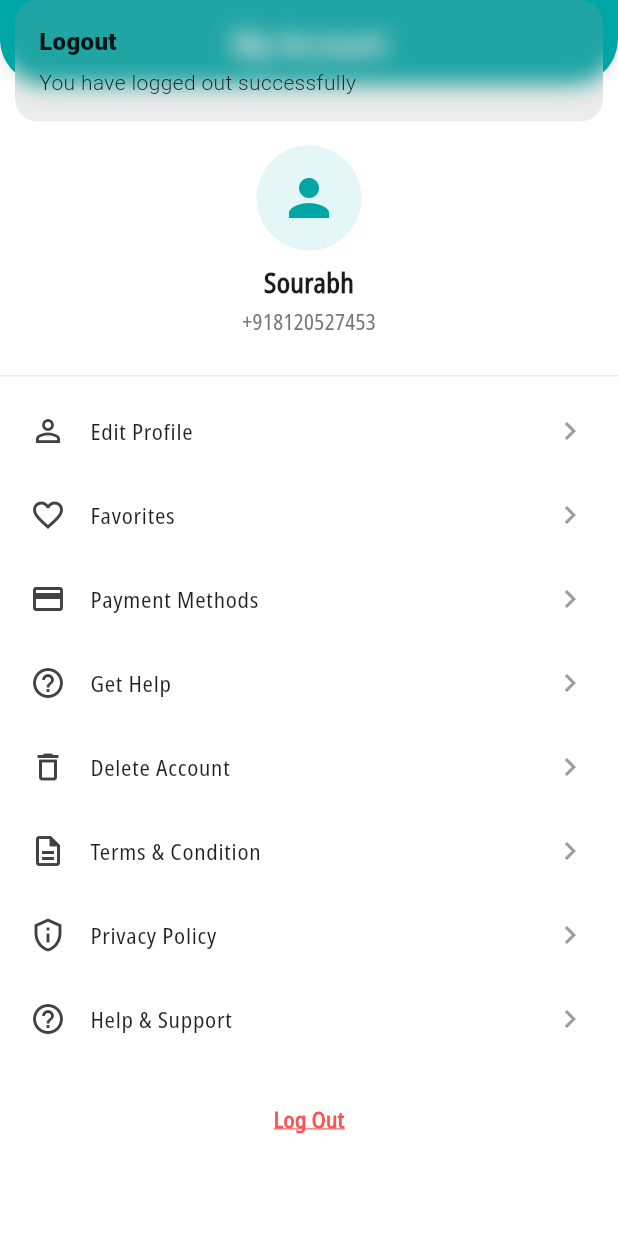
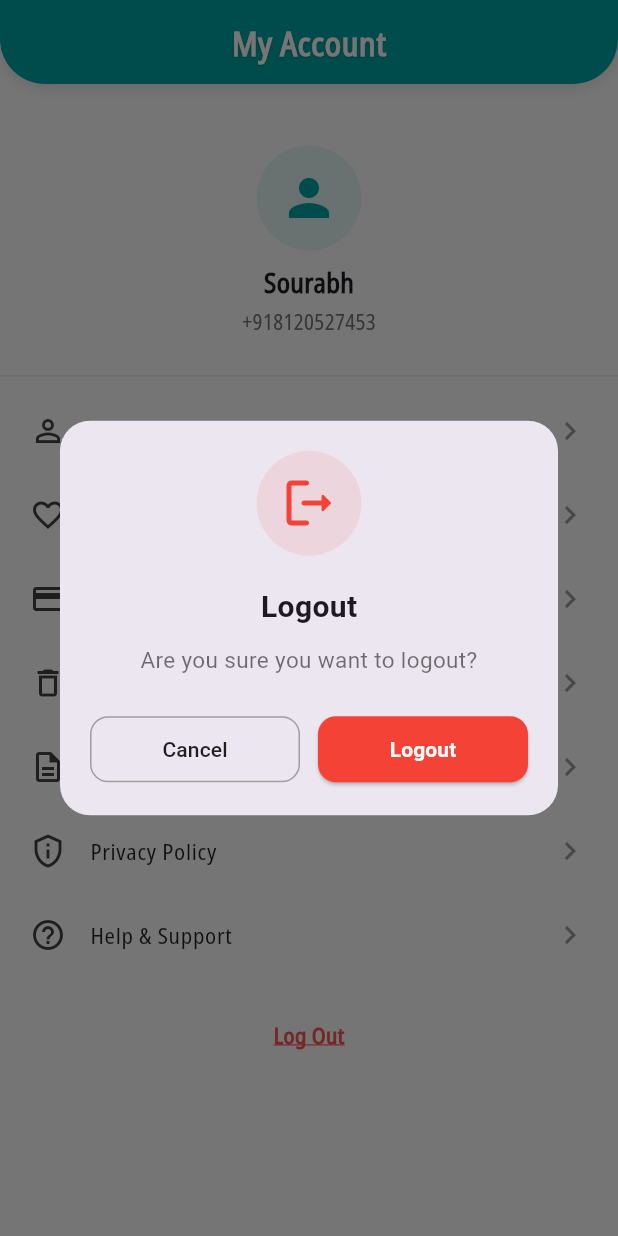
Before and after one commit to Sourabhgour11/cleaning_app, a Flutter app: the ProfileScreen screen opened directly, after a tap on "Log Out", on a phone screen of 412 x 824 dp. Run offline on Flutter 3.47's test engine with Material 3 defaults, Android fonts, the phone set to English and light mode, and no system bars; our stand-ins replace animated_splash_screen, carousel_slider, get, page_transition, pinput; missing offline and left inert: timer_button.

Commit message:
commit (11/09/25)

```diff
--- /dev/null
+++ b/lib/app/modules/user app/delete_account_screen/delete_account_screen_binding.dart
@@ -0,0 +1,9 @@
+import 'package:cleaning_app/app/modules/user%20app/delete_account_screen/delete_account_screen_controller.dart';
+import 'package:get/get.dart';
+
+class DeleteAccountScreenBinding extends Bindings {
+  @override
+  void dependencies() {
+    Get.lazyPut<DeleteAccountScreenController>(() => DeleteAccountScreenController());
+  }
+}
--- a/lib/app/modules/user app/home_screen/home_screen.dart
+++ b/lib/app/modules/user app/home_screen/home_screen.dart
@@ -332,7 +332,7 @@
         style: const TextStyle(fontSize: 18, fontWeight: FontWeight.bold),
       ),
       const SizedBox(height: 10),
-      Container(
+      SizedBox(
         height: 120, // height of the horizontal grid
         child: GridView.builder(
           scrollDirection: Axis.horizontal,
--- a/lib/app/modules/user app/profile_screen/profile_screen.dart
+++ b/lib/app/modules/user app/profile_screen/profile_screen.dart
@@ -1,3 +1,4 @@
+import 'package:cleaning_app/app/rotes/app_routes.dart';
 import 'package:cleaning_app/app/utils/app_style.dart';
 import 'package:flutter/material.dart';
 import 'package:get/get.dart';
@@ -71,7 +72,9 @@
             ProfileOptionTile(
               icon: Icons.favorite_border,
               title: 'Favorites',
-              onTap: () {},
+              onTap: () {
+                Get.toNamed(AppRoutes.favourite);
+              },
             ),
             ProfileOptionTile(
               icon: Icons.credit_card,
@@ -88,15 +91,17 @@
             //   title: 'Gift Card',
             //   onTap: () {},
             // ),
-            ProfileOptionTile(
-              icon: Icons.help_outline,
-              title: 'Get Help',
-              onTap: () {},
-            ),
+            // ProfileOptionTile(
+            //   icon: Icons.help_outline,
+            //   title: 'Get Help',
+            //   onTap: () {},
+            // ),
             ProfileOptionTile(
               icon: Icons.delete_outline,
               title: 'Delete Account',
-              onTap: () {},
+              onTap: () {
+                Get.toNamed(AppRoutes.deleteAccount);
+              },
             ), ProfileOptionTile(
               icon: Icons.description_outlined,
               title: 'Terms & Condition',
@@ -114,7 +119,9 @@
             // --- Logout ---
             const SizedBox(height: 12),
             GestureDetector(
-              onTap: controller.onLogout,
+              onTap: (){
+                controller.showLogoutDialog();
+              },
               child: Padding(
                 padding: const EdgeInsets.symmetric(vertical: 16),
                 child: Text(
--- a/lib/app/modules/user app/profile_screen/profile_screen_controller.dart
+++ b/lib/app/modules/user app/profile_screen/profile_screen_controller.dart
@@ -1,4 +1,5 @@
 import 'package:get/get.dart';
+import 'package:flutter/material.dart';
 
 class ProfileController extends GetxController {
   var userName = 'Sourabh'.obs;
@@ -8,4 +9,125 @@
     // Handle logout logic here
     Get.snackbar('Logout', 'You have logged out successfully');
   }
+
+  void showLogoutDialog() {
+    Get.dialog(
+      Dialog(
+        shape: RoundedRectangleBorder(
+          borderRadius: BorderRadius.circular(20),
+        ),
+        insetPadding: const EdgeInsets.symmetric(horizontal: 40),
+        child: Padding(
+          padding: const EdgeInsets.all(20),
+          child: Column(
+            mainAxisSize: MainAxisSize.min,
+            children: [
+              // 🔴 Logout Icon
+              Container(
+                height: 70,
+                width: 70,
+                decoration: BoxDecoration(
+                  color: Colors.red.withOpacity(0.1),
+                  shape: BoxShape.circle,
+                ),
+                child: const Icon(
+                  Icons.logout_rounded,
+                  color: Colors.red,
+                  size: 40,
+                ),
+              ),
+              const SizedBox(height: 20),
+
+              // 🔤 Title
+              const Text(
+                "Logout",
+                style: TextStyle(
+                  fontSize: 20,
+                  fontWeight: FontWeight.bold,
+                ),
+              ),
+
+              const SizedBox(height: 10),
+
+              // 💬 Subtitle
+              const Text(
+                "Are you sure you want to logout?",
+                textAlign: TextAlign.center,
+                style: TextStyle(
+                  fontSize: 15,
+                  color: Colors.black54,
+                ),
+              ),
+
+              const SizedBox(height: 25),
+
+              // 🧭 Buttons Row
+              Row(
+                mainAxisAlignment: MainAxisAlignment.spaceEvenly,
+                children: [
+                  // Cancel Button
+                  Expanded(
+                    child: OutlinedButton(
+                      onPressed: () => Get.back(),
+                      style: OutlinedButton.styleFrom(
+                        side: const BorderSide(color: Colors.grey),
+                        shape: RoundedRectangleBorder(
+                          borderRadius: BorderRadius.circular(12),
+                        ),
+                        padding: const EdgeInsets.symmetric(vertical: 12),
+                      ),
+                      child: const Text(
+                        "Cancel",
+                        style: TextStyle(color: Colors.black87),
+                      ),
+                    ),
+                  ),
+                  const SizedBox(width: 12),
+
+                  // Confirm Button
+                  Expanded(
+                    child: ElevatedButton(
+                      onPressed: () {
+                        Get.back();
+                        logoutUser();
+                      },
+                      style: ElevatedButton.styleFrom(
+                        backgroundColor: Colors.red,
+                        shape: RoundedRectangleBorder(
+                          borderRadius: BorderRadius.circular(12),
+                        ),
+                        padding: const EdgeInsets.symmetric(vertical: 12),
+                      ),
+                      child: const Text(
+                        "Logout",
+                        style: TextStyle(
+                          color: Colors.white,
+                          fontWeight: FontWeight.w600,
+                        ),
+                      ),
+                    ),
+                  ),
+                ],
+              ),
+            ],
+          ),
+        ),
+      ),
+      barrierDismissible: false, // user must choose
+    );
+  }
+
+  void logoutUser() {
+    // Add your logout logic here (e.g. clearing storage, navigating to login)
+    Get.back(); // close the dialog
+    Get.snackbar(
+      "Logged out",
+      "You have been successfully logged out.",
+      snackPosition: SnackPosition.BOTTOM,
+      backgroundColor: Colors.red.withOpacity(0.2),
+      colorText: Colors.red,
+    );
+    // Example navigation:
+    // Get.offAllNamed('/login');
+  }
 }
--- a/lib/app/rotes/app_pages.dart
+++ b/lib/app/rotes/app_pages.dart
@@ -4,6 +4,10 @@
 import 'package:cleaning_app/app/modules/user%20app/book_service_screen/book_service_screen_binding.dart';
 import 'package:cleaning_app/app/modules/user%20app/bottom_nav_screen/bottom_nav_screen.dart';
 import 'package:cleaning_app/app/modules/user%20app/bottom_nav_screen/bottom_nav_screen_binding.dart';
+import 'package:cleaning_app/app/modules/user%20app/delete_account_screen/delete_account_screen_binding.dart';
+import 'package:cleaning_app/app/modules/user%20app/delete_account_screen/delete_accoutt_screen.dart';
+import 'package:cleaning_app/app/modules/user%20app/favourites_screen/favourites_screen.dart';
+import 'package:cleaning_app/app/modules/user%20app/favourites_screen/favourites_screen_binding.dart';
 import 'package:cleaning_app/app/modules/user%20app/home_screen/home_screen.dart';
 import 'package:cleaning_app/app/modules/user%20app/home_screen/home_screen_binding.dart';
 import 'package:cleaning_app/app/modules/user%20app/sub_categories_screen/sub_categories_screen.dart';
@@ -120,5 +124,15 @@
       page: () => UserBottomNavScreen(),
       binding: UserBottomNavBinding(),
     ),
+    GetPage(
+      name: AppRoutes.favourite,
+      page: () => FavouritesScreen(),
+      binding: FavouritesScreenBinding(),
+    ),
+    GetPage(
+      name: AppRoutes.deleteAccount,
+      page: () => DeleteAccountScreen(),
+      binding: DeleteAccountScreenBinding(),
+    ),
   ];
 }
--- a/lib/app/rotes/app_routes.dart
+++ b/lib/app/rotes/app_routes.dart
@@ -16,4 +16,6 @@
   static const userBottomNav = '/userBottomNav';
   static const subCategory = '/subCategory';
   static const bookService = '/bookService';
+  static const favourite = '/favourite';
+  static const deleteAccount = '/deleteAccount';
 }
```
Also changed, not shown: lib/app/modules/user app/delete_account_screen/delete_account_screen_controller.dart (added, +60 -0 lines), lib/app/modules/user app/delete_account_screen/delete_accoutt_screen.dart (added, +97 -0 lines), lib/app/modules/user app/favourites_screen/favourites_screen.dart (+91 -2 lines), lib/app/modules/user app/favourites_screen/favourites_screen_controller.dart (+11 -1 lines), 1 other file.
